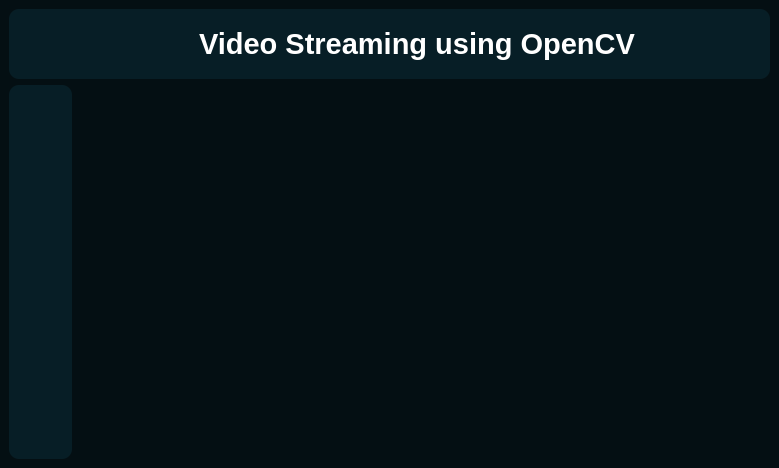
hocinilotfi/Video-Streaming-in-PyQt-using-OpenCV, file video_streaming.ui: the form before one commit.
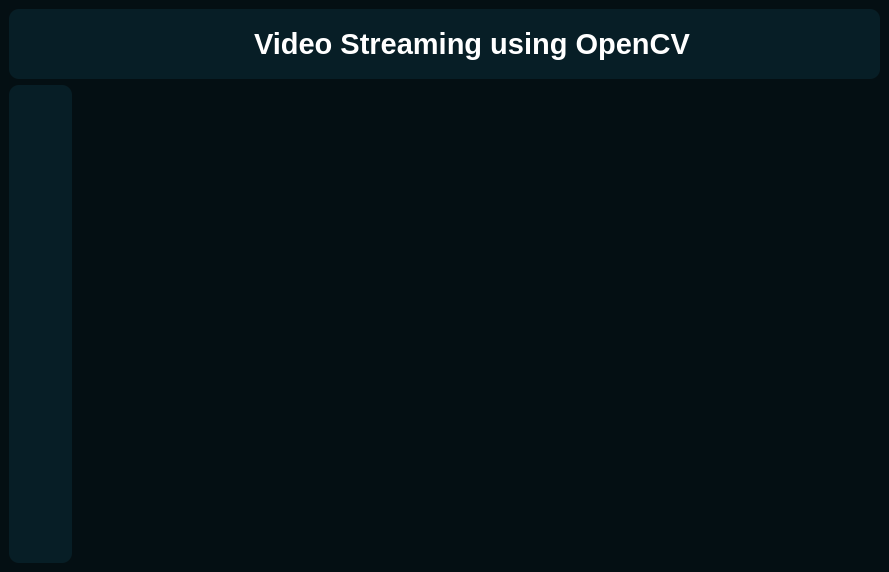
The form after the commit. Icons and pictures are not drawn.

Commit message: Removing the blue button border at startup

```diff
--- a/video_streaming.ui
+++ b/video_streaming.ui
@@ -6,8 +6,8 @@
    <rect>
     <x>0</x>
     <y>0</y>
-    <width>779</width>
-    <height>468</height>
+    <width>889</width>
+    <height>572</height>
    </rect>
   </property>
   <property name="windowTitle">
```
Left out of the diff: 1 changed line with no effect on the pictures. The commit also changes 2 other files.
